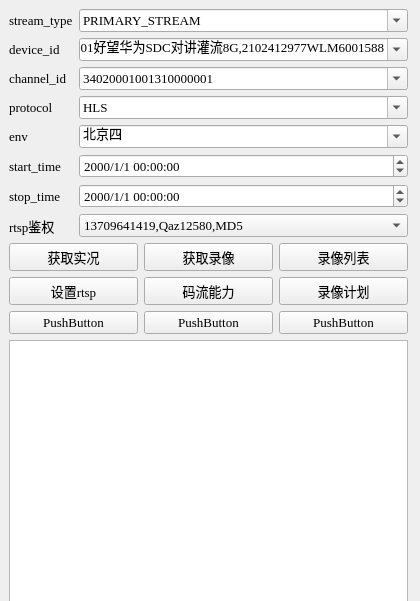
Before: the Qt Designer form PyQtGUICloud/PyQtCloudGUI.ui in fanqiangdatui/learn_Python, drawn with Qt 5.
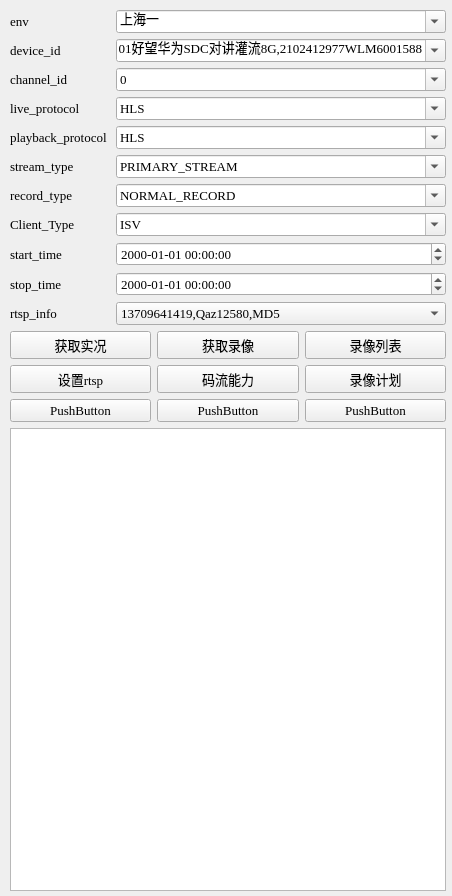
After: the same form once the commit is applied.

```diff
--- a/PyQtGUICloud/PyQtCloudGUI.ui
+++ b/PyQtGUICloud/PyQtCloudGUI.ui
@@ -9,36 +9,27 @@
    <rect>
     <x>0</x>
     <y>0</y>
-    <width>420</width>
-    <height>601</height>
+    <width>452</width>
+    <height>896</height>
    </rect>
   </property>
   <property name="windowTitle">
    <string>Form</string>
   </property>
-  <widget class="QWidget" name="layoutWidget">
+  <widget class="QWidget" name="">
    <property name="geometry">
     <rect>
-     <x>9</x>
-     <y>9</y>
-     <width>399</width>
-     <height>597</height>
+     <x>10</x>
+     <y>10</y>
+     <width>436</width>
+     <height>881</height>
     </rect>
    </property>
-   <property name="font">
-    <font>
-     <pointsize>10</pointsize>
-     <weight>50</weight>
-     <bold>false</bold>
-     <strikeout>false</strikeout>
-     <kerning>true</kerning>
-    </font>
-   </property>
    <layout class="QVBoxLayout" name="verticalLayout">
     <item>
-     <layout class="QFormLayout" name="formLayout">
+     <layout class="QGridLayout" name="gridLayout_2">
       <item row="0" column="0">
-       <widget class="QLabel" name="label">
+       <widget class="QLabel" name="label_5">
         <property name="font">
          <font>
           <family>Times New Roman</family>
@@ -56,12 +47,12 @@
          <locale language="Chinese" country="China"/>
         </property>
         <property name="text">
-         <string>stream_type</string>
+         <string>env</string>
         </property>
        </widget>
       </item>
       <item row="0" column="1">
-       <widget class="QComboBox" name="comboBox_stream_type">
+       <widget class="QComboBox" name="comboBox_env">
         <property name="font">
          <font>
           <family>Times New Roman</family>
@@ -77,7 +68,7 @@
         </property>
         <item>
          <property name="text">
-          <string>PRIMARY_STREAM</string>
+          <string>上海一</string>
          </property>
         </item>
         <item>
@@ -206,26 +197,6 @@
         <property name="editable">
          <bool>true</bool>
         </property>
-        <item>
-         <property name="text">
-          <string>34020001001310000001</string>
-         </property>
-        </item>
-        <item>
-         <property name="text">
-          <string>34020001001310000002</string>
-         </property>
-        </item>
-        <item>
-         <property name="text">
-          <string>34020001001310000003</string>
-         </property>
-        </item>
-        <item>
-         <property name="text">
-          <string>34020001001310000004</string>
-         </property>
-        </item>
         <item>
          <property name="text">
           <string>0</string>
@@ -267,12 +238,12 @@
          <locale language="Chinese" country="China"/>
         </property>
         <property name="text">
-         <string>protocol</string>
+         <string>live_protocol</string>
         </property>
        </widget>
       </item>
       <item row="3" column="1">
-       <widget class="QComboBox" name="comboBox_protocol">
+       <widget class="QComboBox" name="comboBox_live_protocol">
         <property name="font">
          <font>
           <family>Times New Roman</family>
@@ -333,8 +304,31 @@
         </item>
        </widget>
       </item>
+      <item row="4" column="0">
+       <widget class="QLabel" name="label_9">
+        <property name="font">
+         <font>
+          <family>Times New Roman</family>
+          <pointsize>10</pointsize>
+          <weight>50</weight>
+          <bold>false</bold>
+          <strikeout>false</strikeout>
+          <kerning>true</kerning>
+         </font>
+        </property>
+        <property name="layoutDirection">
+         <enum>Qt::RightToLeft</enum>
+        </property>
+        <property name="locale">
+         <locale language="Chinese" country="China"/>
+        </property>
+        <property name="text">
+         <string>playback_protocol </string>
+        </property>
+       </widget>
+      </item>
       <item row="4" column="1">
-       <widget class="QComboBox" name="comboBox_env">
+       <widget class="QComboBox" name="comboBox_playback_protocol">
         <property name="font">
          <font>
           <family>Times New Roman</family>
@@ -350,7 +344,7 @@
         </property>
         <item>
          <property name="text">
-          <string>北京四</string>
+          <string>HLS</string>
          </property>
         </item>
         <item>
@@ -381,6 +375,161 @@
        </widget>
       </item>
       <item row="5" column="0">
+       <widget class="QLabel" name="label">
+        <property name="font">
+         <font>
+          <family>Times New Roman</family>
+          <pointsize>10</pointsize>
+          <weight>50</weight>
+          <bold>false</bold>
+          <strikeout>false</strikeout>
+          <kerning>true</kerning>
+         </font>
+        </property>
+        <property name="layoutDirection">
+         <enum>Qt::RightToLeft</enum>
+        </property>
+        <property name="locale">
+         <locale language="Chinese" country="China"/>
+        </property>
+        <property name="text">
+         <string>stream_type</string>
+        </property>
+       </widget>
+      </item>
+      <item row="5" column="1">
+       <widget class="QComboBox" name="comboBox_stream_type">
+        <property name="font">
+         <font>
+          <family>Times New Roman</family>
+          <pointsize>10</pointsize>
+          <weight>50</weight>
+          <bold>false</bold>
+          <strikeout>false</strikeout>
+          <kerning>true</kerning>
+         </font>
+        </property>
+        <property name="editable">
+         <bool>true</bool>
+        </property>
+        <item>
+         <property name="text">
+          <string>PRIMARY_STREAM</string>
+         </property>
+        </item>
+        <item>
+         <property name="text">
+          <string>SECONDARY_STREAM_1</string>
+         </property>
+        </item>
+       </widget>
+      </item>
+      <item row="6" column="0">
+       <widget class="QLabel" name="label_10">
+        <property name="font">
+         <font>
+          <family>Times New Roman</family>
+          <pointsize>10</pointsize>
+          <weight>50</weight>
+          <bold>false</bold>
+          <strikeout>false</strikeout>
+          <kerning>true</kerning>
+         </font>
+        </property>
+        <property name="layoutDirection">
+         <enum>Qt::RightToLeft</enum>
+        </property>
+        <property name="locale">
+         <locale language="Chinese" country="China"/>
+        </property>
+        <property name="text">
+         <string>record_type</string>
+        </property>
+       </widget>
+      </item>
+      <item row="6" column="1">
+       <widget class="QComboBox" name="comboBox_record_type">
+        <property name="font">
+         <font>
+          <family>Times New Roman</family>
+          <pointsize>10</pointsize>
+          <weight>50</weight>
+          <bold>false</bold>
+          <strikeout>false</strikeout>
+          <kerning>true</kerning>
+         </font>
+        </property>
+        <property name="editable">
+         <bool>true</bool>
+        </property>
+        <item>
+         <property name="text">
+          <string>NORMAL_RECORD</string>
+         </property>
+        </item>
+        <item>
+         <property name="text">
+          <string>MOTION_RECORD</string>
+         </property>
+        </item>
+       </widget>
+      </item>
+      <item row="7" column="0">
+       <widget class="QLabel" name="label_11">
+        <property name="font">
+         <font>
+          <family>Times New Roman</family>
+          <pointsize>10</pointsize>
+          <weight>50</weight>
+          <bold>false</bold>
+          <strikeout>false</strikeout>
+          <kerning>true</kerning>
+         </font>
+        </property>
+        <property name="layoutDirection">
+         <enum>Qt::RightToLeft</enum>
+        </property>
+        <property name="locale">
+         <locale language="Chinese" country="China"/>
+        </property>
+        <property name="text">
+         <string>Client_Type</string>
+        </property>
+       </widget>
+      </item>
+      <item row="7" column="1">
+       <widget class="QComboBox" name="comboBox_Client_Type">
+        <property name="font">
+         <font>
+          <family>Times New Roman</family>
+          <pointsize>10</pointsize>
+          <weight>50</weight>
+          <bold>false</bold>
+          <strikeout>false</strikeout>
+          <kerning>true</kerning>
+         </font>
+        </property>
+        <property name="editable">
+         <bool>true</bool>
+        </property>
+        <item>
+         <property name="text">
+          <string>ISV</string>
+         </property>
+        </item>
+        <item>
+         <property name="text">
+          <string>APP_ENTERPRISE</string>
+         </property>
+        </item>
+        <item>
+         <property name="text">
+          <string>APP_PERSONAL</string>
+         </property>
+        </item>
+       </widget>
+      </item>
+      <item row="8" column="0">
        <widget class="QLabel" name="label_6">
         <property name="font">
          <font>
@@ -403,7 +552,7 @@
         </property>
        </widget>
       </item>
-      <item row="5" column="1">
+      <item row="8" column="1">
        <widget class="QDateTimeEdit" name="dateTimeEdit_start_time">
         <property name="font">
          <font>
@@ -416,11 +565,11 @@
          </font>
         </property>
         <property name="displayFormat">
-         <string>yyyy/M/d HH:mm:ss</string>
+         <string>yyyy-MM-dd HH:mm:ss</string>
         </property>
        </widget>
       </item>
-      <item row="6" column="0">
+      <item row="9" column="0">
        <widget class="QLabel" name="label_7">
         <property name="font">
          <font>
@@ -443,7 +592,7 @@
         </property>
        </widget>
       </item>
-      <item row="6" column="1">
+      <item row="9" column="1">
        <widget class="QDateTimeEdit" name="dateTimeEdit_stop_time">
         <property name="font">
          <font>
@@ -456,11 +605,11 @@
          </font>
         </property>
         <property name="displayFormat">
-         <string>yyyy/M/d HH:mm:ss</string>
+         <string>yyyy-MM-dd HH:mm:ss</string>
         </property>
        </widget>
       </item>
-      <item row="7" column="0">
+      <item row="10" column="0">
        <widget class="QLabel" name="label_8">
         <property name="font">
          <font>
@@ -479,11 +628,11 @@
          <locale language="Chinese" country="China"/>
         </property>
         <property name="text">
-         <string>rtsp鉴权</string>
+         <string>rtsp_info</string>
         </property>
        </widget>
       </item>
-      <item row="7" column="1">
+      <item row="10" column="1">
        <widget class="QComboBox" name="comboBox_rtsp">
         <property name="font">
          <font>
@@ -507,29 +656,6 @@
         </item>
        </widget>
       </item>
-      <item row="4" column="0">
-       <widget class="QLabel" name="label_5">
-        <property name="font">
-         <font>
-          <family>Times New Roman</family>
-          <pointsize>10</pointsize>
-          <weight>50</weight>
-          <bold>false</bold>
-          <strikeout>false</strikeout>
-          <kerning>true</kerning>
-         </font>
-        </property>
-        <property name="layoutDirection">
-         <enum>Qt::RightToLeft</enum>
-        </property>
-        <property name="locale">
-         <locale language="Chinese" country="China"/>
-        </property>
-        <property name="text">
-         <string>env</string>
-        </property>
-       </widget>
-      </item>
      </layout>
     </item>
     <item>
```
Left out of the diff: 169 changed lines with no effect on the pictures.
